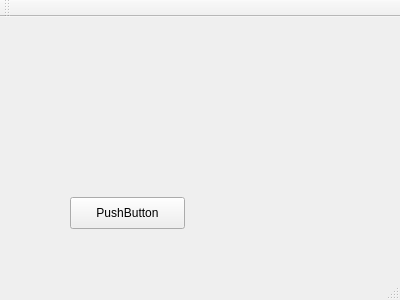
Old version of the form mainwindow.ui in the repository andrewmacquarrie/Gui360.
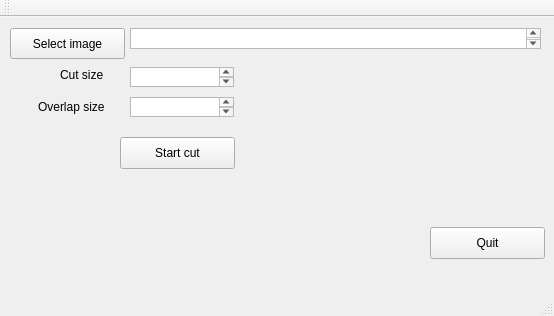
New version of the form.

Commit message: user can choose file from menu and edit text before starting

```diff
--- a/mainwindow.ui
+++ b/mainwindow.ui
@@ -6,25 +6,107 @@
    <rect>
     <x>0</x>
     <y>0</y>
-    <width>400</width>
-    <height>300</height>
+    <width>554</width>
+    <height>316</height>
    </rect>
   </property>
   <property name="windowTitle">
    <string>MainWindow</string>
   </property>
   <widget class="QWidget" name="centralWidget">
+   <widget class="QPushButton" name="selectFileButton">
+    <property name="geometry">
+     <rect>
+      <x>10</x>
+      <y>11</y>
+      <width>115</width>
+      <height>31</height>
+     </rect>
+    </property>
+    <property name="text">
+     <string>Select image</string>
+    </property>
+   </widget>
+   <widget class="QTextEdit" name="fileNameTextbox">
+    <property name="geometry">
+     <rect>
+      <x>130</x>
+      <y>11</y>
+      <width>411</width>
+      <height>21</height>
+     </rect>
+    </property>
+   </widget>
    <widget class="QPushButton" name="pushButton">
     <property name="geometry">
      <rect>
-      <x>70</x>
-      <y>180</y>
+      <x>430</x>
+      <y>210</y>
       <width>115</width>
       <height>32</height>
      </rect>
     </property>
     <property name="text">
-     <string>PushButton</string>
+     <string>Quit</string>
+    </property>
+   </widget>
+   <widget class="QPlainTextEdit" name="cutSizeEdit">
+    <property name="geometry">
+     <rect>
+      <x>130</x>
+      <y>50</y>
+      <width>104</width>
+      <height>20</height>
+     </rect>
+    </property>
+   </widget>
+   <widget class="QPlainTextEdit" name="overlapSizeEdit">
+    <property name="geometry">
+     <rect>
+      <x>130</x>
+      <y>80</y>
+      <width>104</width>
+      <height>20</height>
+     </rect>
+    </property>
+   </widget>
+   <widget class="QLabel" name="label">
+    <property name="geometry">
+     <rect>
+      <x>60</x>
+      <y>50</y>
+      <width>59</width>
+      <height>16</height>
+     </rect>
+    </property>
+    <property name="text">
+     <string>Cut size</string>
+    </property>
+   </widget>
+   <widget class="QLabel" name="label_2">
+    <property name="geometry">
+     <rect>
+      <x>38</x>
+      <y>80</y>
+      <width>81</width>
+      <height>20</height>
+     </rect>
+    </property>
+    <property name="text">
+     <string>Overlap size</string>
+    </property>
+   </widget>
+   <widget class="QPushButton" name="startButton">
+    <property name="geometry">
+     <rect>
+      <x>120</x>
+      <y>120</y>
+      <width>115</width>
+      <height>32</height>
+     </rect>
+    </property>
+    <property name="text">
+     <string>Start cut</string>
     </property>
    </widget>
   </widget>
```
Left out of the diff: 2 changed lines with no effect on the pictures. The commit also changes 2 other files.
